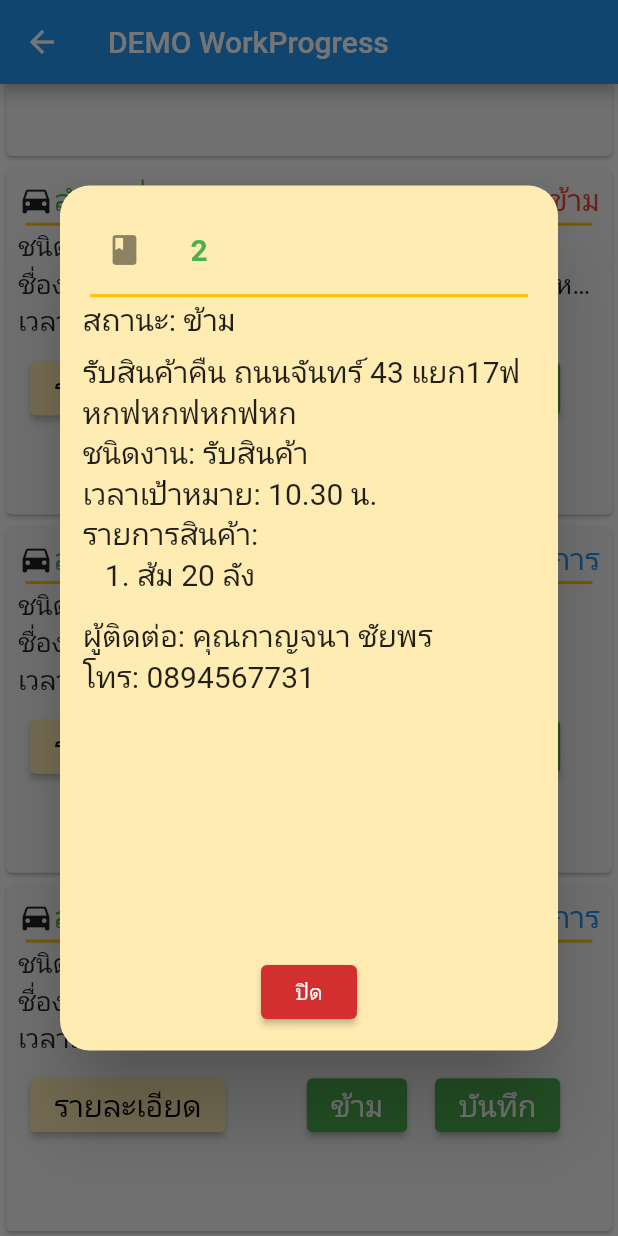
After one commit to Mal2iOnettE/demo_location, a Flutter app: the DemoWorkProgress screen opened directly, scrolled down 187 dp, after a tap on "รายละเอียด", on a phone screen of 412 x 824 dp. The commit adds this screen. Run offline on Flutter 3.47's test engine with Material 2 defaults, Android fonts, the light colour scheme and no system bars; our stand-ins replace google_maps_flutter, image_picker, location, timelines.

Commit message:
demo Workprogress

```diff
--- /dev/null
+++ b/lib/Demo_WorkProgress/demo_work_progress.dart
@@ -0,0 +1,384 @@
+import 'dart:convert';
+
+import 'package:flutter/cupertino.dart';
+import 'package:flutter/material.dart';
+
+class DemoWorkProgress extends StatefulWidget {
+  const DemoWorkProgress({Key? key}) : super(key: key);
+
+  @override
+  _DemoWorkProgressState createState() => _DemoWorkProgressState();
+}
+
+class _DemoWorkProgressState extends State<DemoWorkProgress> {
+  ////Example Json String
+  String timeline =
+      '{"workProgress": [{"workId":"1","status":"done","workType":"รับสินค้า","workName":"รับสินค้า พระราม 9","targetTime":"10.30 น.","actualTime":"10.25 น.","contactName":"คุณกาญจนา ชัยพร","contactPhone":"0894567731","details":[{"name":"ส้ม 20 ลัง"},{"name":"แอปเปิล 10 ลัง"}]},{"workId":"2","status":"none","workType":"รับสินค้า","workName":"รับสินค้าคืน ถนนจันทร์ 43 แยก17ฟหกฟหกฟหกฟหก","targetTime":"10.30 น.","actualTime":"","contactName":"คุณกาญจนา ชัยพร","contactPhone":"0894567731","details":[{"name":"ส้ม 20 ลัง"}]},{"workId":"3","status":"inProgress","workType":"ส่งสินค้า","workName":"ส่งสินค้า SSQ","targetTime":"12.30 น.","actualTime":"","contactName":"คุณกาญจนา ชัยพร","contactPhone":"0894567731","details":[{"name":"ส้ม 20 ลัง"},{"name":"แอปเปิล 10 ลัง"},{"name":"องุ่น 10 ลัง"},{"name":"องุ่น 10 ลัง"},{"name":"องุ่น 10 ลัง"},{"name":"องุ่น 10 ลัง"},{"name":"องุ่น 10 ลัง"},{"name":"องุ่น 10 ลัง"},{"name":"องุ่น 10 ลัง"},{"name":"องุ่น 10 ลัง"}]},{"workId":"4","status":"inProgress","workType":"ส่งสินค้า","workName":"ส่งสินค้า เซนทรัลลาดพร้าว","targetTime":"14.30 น.","actualTime":"","contactName":"คุณกาญจนา ชัยพร","contactPhone":"0894567731","details":[{"name":"แอปเปิล 10 ลัง"}]}]}';
+
+  late WorkProgressModel workPrgressData;
+
+  getData() {
+    final getdata = jsonDecode(timeline);
+    workPrgressData = WorkProgressModel.fromJson(getdata);
+  }
+
+  @override
+  void initState() {
+    // TODO: implement initState
+    getData();
+    super.initState();
+  }
+
+  @override
+  Widget build(BuildContext context) {
+    return Scaffold(
+        appBar: AppBar(
+          title: Text('DEMO WorkProgress'),
+        ),
+        body: workProgressCards());
+  }
+
+  Widget workProgressCards() {
+    return ListView.builder(
+        itemCount: workPrgressData.workProgress.length,
+        itemBuilder: (_, index) {
+          var work = workPrgressData.workProgress;
+          var workStatus = work[index].status;
+          return Container(
+            height: MediaQuery.of(context).size.height * 0.29,
+            child: Card(
+              color: Colors.grey.shade100,
+              child: Padding(
+                padding: const EdgeInsets.all(8.0),
+                child: Column(
+                  crossAxisAlignment: CrossAxisAlignment.start,
+                  children: [
+                    Row(
+                      mainAxisAlignment: MainAxisAlignment.spaceBetween,
+                      children: [
+                        Row(
+                          children: [
+                            Icon(Icons.directions_car),
+                            Text(
+                              'ลำดับที่ ${work[index].workId}',
+                              style: TextStyle(
+                                  fontSize: 20.0, color: Colors.green),
+                            )
+                          ],
+                        ),
+                        Row(
+                          children: [
+                            Text(
+                              workStatus != 'done'
+                                  ? workStatus != 'inProgress'
+                                      ? 'สถานะ: ข้าม'
+                                      : 'สถานะ: ดำเนินการ'
+                                  : 'สถานะ: เสร็จสิ้น',
+                              style: TextStyle(
+                                  fontSize: 20.0,
+                                  color: workStatus != 'done'
+                                      ? workStatus != 'inProgress'
+                                          ? Colors.red
+                                          : Colors.blue
+                                      : Colors.green),
+                            )
+                          ],
+                        )
+                      ],
+                    ),
+                    Divider(
+                      height: 5,
+                      thickness: 2,
+                      indent: 5,
+                      endIndent: 5,
+                      color: Colors.amber,
+                    ),
+                    Text(
+                      'ชนิดรับงาน: ${work[index].workType}',
+                      style: TextStyle(fontSize: 18.0),
+                    ),
+                    Text(
+                      'ชื่องาน: ${work[index].workName}',
+                      softWrap: true,
+                      overflow: TextOverflow.ellipsis,
+                      style: TextStyle(fontSize: 18.0),
+                    ),
+                    Row(
+                      children: [
+                        Text(
+                          'เวลาเป้าหมาย: ${work[index].targetTime}',
+                          style: TextStyle(fontSize: 18.0),
+                        ),
+                        Text(
+                          work[index].actualTime == ''
+                              ? '  เวลาถึงจริง: -'
+                              : '  เวลาถึงจริง: ${work[index].actualTime}',
+                          style: TextStyle(fontSize: 18.0),
+                        ),
+                      ],
+                    ),
+                    Padding(
+                      padding: const EdgeInsets.all(8.0),
+                      child: Row(
+                        mainAxisAlignment: MainAxisAlignment.spaceBetween,
+                        children: [
+                          ElevatedButton(
+                              style: ButtonStyle(
+                                  backgroundColor: MaterialStateProperty.all(
+                                      Colors.amber.shade100)),
+                              onPressed: () {
+                                showDialog(
+                                  context: context,
+                                  builder: (BuildContext context) => callDialog(
+                                      context,
+                                      work[index].workId,
+                                      work[index].workName,
+                                      work[index].workType,
+                                      work[index].targetTime,
+                                      work[index].contactName,
+                                      work[index].contactPhone,
+                                      work[index].details,
+                                      work[index].status),
+                                );
+                              },
+                              child: Text(
+                                'รายละเอียด',
+                                style: TextStyle(
+                                    color: Colors.black, fontSize: 20.0),
+                              )),
+                          Container(
+                            width: MediaQuery.of(context).size.width * 0.5,
+                            child: Row(
+                              mainAxisAlignment: MainAxisAlignment.spaceEvenly,
+                              children: [
+                                ElevatedButton(
+                                    style: ButtonStyle(
+                                        backgroundColor:
+                                            MaterialStateProperty.all(
+                                                Colors.green)),
+                                    onPressed: () {},
+                                    child: Text(
+                                      'ข้าม',
+                                      style: TextStyle(fontSize: 20.0),
+                                    )),
+                                ElevatedButton(
+                                    style: ButtonStyle(
+                                        backgroundColor:
+                                            MaterialStateProperty.all(
+                                                Colors.green)),
+                                    onPressed: () {},
+                                    child: Text(
+                                      'บันทึก',
+                                      style: TextStyle(fontSize: 20.0),
+                                    )),
+                              ],
+                            ),
+                          )
+                        ],
+                      ),
+                    )
+                  ],
+                ),
+              ),
+            ),
+          );
+        });
+  }
+
+  Dialog callDialog(
+      BuildContext context,
+      String workId,
+      String workName,
+      String workType,
+      String time,
+      String contactName,
+      String contactPhone,
+      List<Detail> details,
+      String status) {
+    TextStyle textstyle = TextStyle(fontSize: 20.0);
+    return Dialog(
+      shape: RoundedRectangleBorder(
+          borderRadius: BorderRadius.all(Radius.circular(20.0))),
+      backgroundColor: Colors.amber[100],
+      child: Container(
+        width: MediaQuery.of(context).size.width,
+        height: MediaQuery.of(context).size.height * 0.7,
+        padding: EdgeInsets.all(15),
+        child: Column(
+          mainAxisAlignment: MainAxisAlignment.spaceBetween,
+          crossAxisAlignment: CrossAxisAlignment.center,
+          children: [
+            Container(
+              height: MediaQuery.of(context).size.height * 0.55,
+              child: ListView(
+                children: [
+                  ListTile(
+                    leading: Icon(Icons.book),
+                    title: Text(
+                      '$workId',
+                      style: TextStyle(
+                          color: Colors.green,
+                          fontSize: 20.0,
+                          fontWeight: FontWeight.bold),
+                    ),
+                  ),
+                  Divider(
+                    height: 5,
+                    thickness: 2,
+                    indent: 5,
+                    endIndent: 5,
+                    color: Colors.amber,
+                  ),
+                  Text(
+                    status != 'done'
+                        ? status != 'inProgress'
+                            ? 'สถานะ: ข้าม'
+                            : 'สถานะ: ดำเนินการ'
+                        : 'สถานะ: เสร็จสิ้น',
+                    style: textstyle,
+                  ),
+                  Padding(
+                    padding: const EdgeInsets.only(top: 8.0),
+                    child: Text(
+                      '$workName',
+                      style: TextStyle(fontSize: 20.0),
+                    ),
+                  ),
+                  Text(
+                    'ชนิดงาน: $workType',
+                    style: textstyle,
+                  ),
+                  Text(
+                    'เวลาเป้าหมาย: $time',
+                    style: textstyle,
+                  ),
+                  Text(
+                    'รายการสินค้า: ',
+                    style: textstyle,
+                  ),
+                  Container(
+                      height: MediaQuery.of(context).size.height *
+                          details.length *
+                          0.04,
+                      child: ListView.builder(
+                          physics: NeverScrollableScrollPhysics(),
+                          itemCount: details.length,
+                          itemBuilder: (_, index) {
+                            return Text(
+                              '   ${index + 1}. ${details[index].name}',
+                              style: textstyle,
+                            );
+                          })),
+                  Padding(
+                    padding: const EdgeInsets.only(top: 8.0),
+                    child: Text(
+                      'ผู้ติดต่อ: $contactName',
+                      style: textstyle,
+                    ),
+                  ),
+                  Text(
+                    'โทร: $contactPhone',
+                    style: textstyle,
+                  ),
+                ],
+              ),
+            ),
+            ElevatedButton(
+              style: ButtonStyle(
+                backgroundColor:
+                    MaterialStateProperty.all<Color>(Colors.red.shade700),
+              ),
+              onPressed: () {
+                Navigator.of(context).pop();
+              },
+              child: Text('ปิด'),
+            ),
+          ],
+        ),
+      ),
+    );
+  }
+}
+
+class WorkProgressModel {
+  WorkProgressModel({
+    required this.workProgress,
+  });
+
+  List<WorkProgress> workProgress;
+
+  factory WorkProgressModel.fromJson(Map<String, dynamic> json) =>
+      WorkProgressModel(
+        workProgress: List<WorkProgress>.from(
+            json["workProgress"].map((x) => WorkProgress.fromJson(x))),
+      );
+
+  Map<String, dynamic> toJson() => {
+        "workProgress": List<dynamic>.from(workProgress.map((x) => x.toJson())),
+      };
+}
+
+class WorkProgress {
+  WorkProgress({
+    required this.workId,
+    required this.status,
+    required this.workType,
+    required this.workName,
+    required this.targetTime,
+    required this.actualTime,
+    required this.contactName,
+    required this.contactPhone,
+    required this.details,
+  });
+
+  String workId;
+  String status;
+  String workType;
+  String workName;
+  String targetTime;
+  String actualTime;
+  String contactName;
+  String contactPhone;
+  List<Detail> details;
+
+  factory WorkProgress.fromJson(Map<String, dynamic> json) => WorkProgress(
+        workId: json["workId"],
+        status: json["status"],
+        workType: json["workType"],
+        workName: json["workName"],
+        targetTime: json["targetTime"],
+        actualTime: json["actualTime"],
+        contactName: json["contactName"],
+        contactPhone: json["contactPhone"],
+        details:
+            List<Detail>.from(json["details"].map((x) => Detail.fromJson(x))),
+      );
+
+  Map<String, dynamic> toJson() => {
+        "workId": workId,
+        "status": status,
+        "workType": workType,
+        "workName": workName,
+        "targetTime": targetTime,
+        "actualTime": actualTime,
+        "contactName": contactName,
+        "contactPhone": contactPhone,
+        "details": List<dynamic>.from(details.map((x) => x.toJson())),
+      };
+}
+
+class Detail {
+  Detail({
+    required this.name,
+  });
+
+  String name;
+
+  factory Detail.fromJson(Map<String, dynamic> json) => Detail(
+        name: json["name"],
+      );
+
+  Map<String, dynamic> toJson() => {
+        "name": name,
+      };
+}
--- a/lib/my_home_page.dart
+++ b/lib/my_home_page.dart
@@ -1,3 +1,4 @@
+import 'package:demo_locations/Demo_WorkProgress/demo_work_progress.dart';
 import 'package:demo_locations/demo_timeline.dart';
 import 'package:demo_locations/take_picture.dart';
 import 'package:demo_locations/result_take_picture.dart';
@@ -58,6 +59,21 @@ class _MyHomePageState extends State<MyHomePage> {
                 ),
               ),
             ),
+            SizedBox(
+              height: 30.0,
+            ),
+            ElevatedButton(
+              onPressed: () {
+                Navigator.of(context).push(
+                    MaterialPageRoute(builder: (_) => DemoWorkProgress()));
+              },
+              child: Container(
+                margin: EdgeInsets.all(30.0),
+                child: Text(
+                  'DEMO WorkProgress',
+                ),
+              ),
+            ),
           ],
         ),
       ),
```
